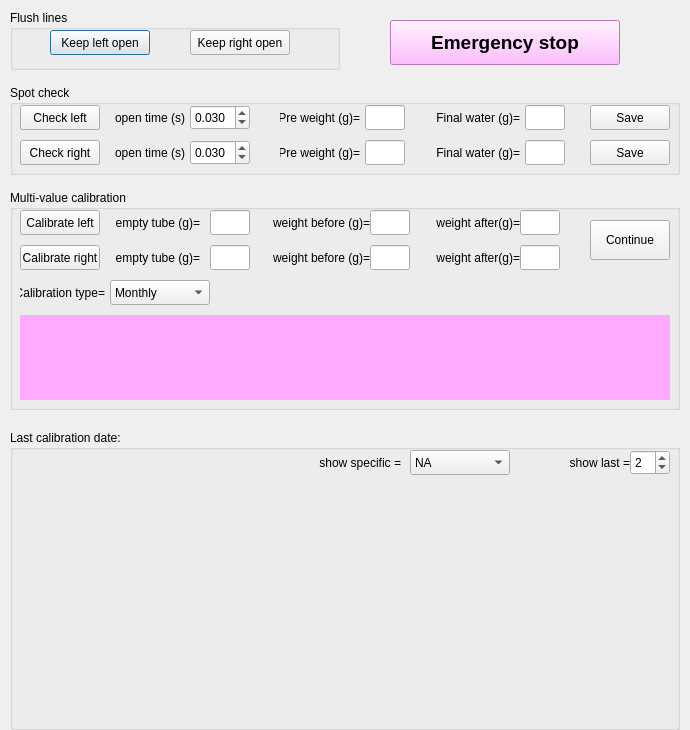
The window that src/foraging_gui/Calibration.ui (AllenNeuralDynamics/dynamic-foraging-task) describes before a commit, drawn with Qt 5.
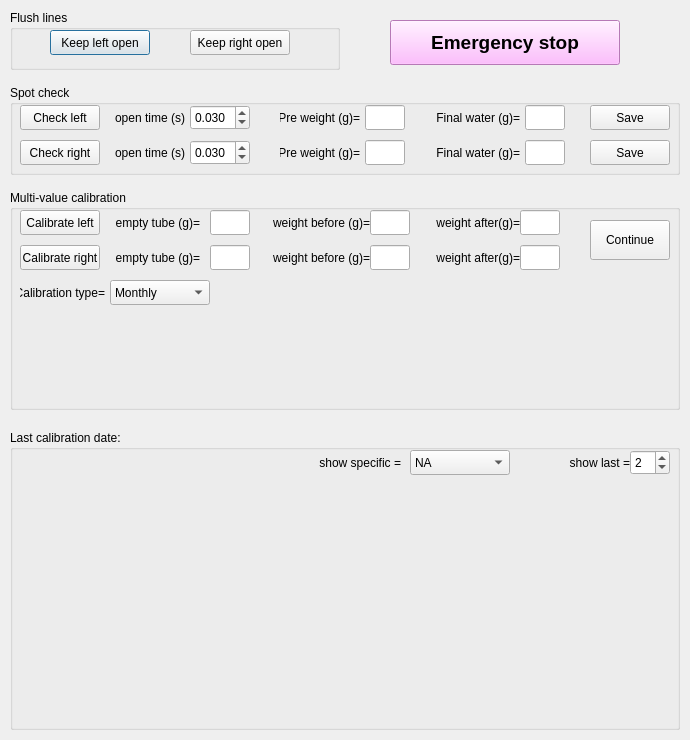
The same window after the commit.

```diff
--- a/src/foraging_gui/Calibration.ui
+++ b/src/foraging_gui/Calibration.ui
@@ -7,7 +7,7 @@
             <x>0</x>
             <y>0</y>
             <width>690</width>
-            <height>730</height>
+            <height>740</height>
         </rect>
     </property>
     <property name="windowTitle">
@@ -715,9 +715,6 @@
                     <height>85</height>
                 </rect>
             </property>
-            <property name="styleSheet">
-                <string notr="true">background-color: rgb(255, 170, 255)</string>
-            </property>
             <property name="sizePolicy">
                 <sizepolicy hsizetype="Expanding" vsizetype="Expanding">
                     <horstretch>0</horstretch>
```
